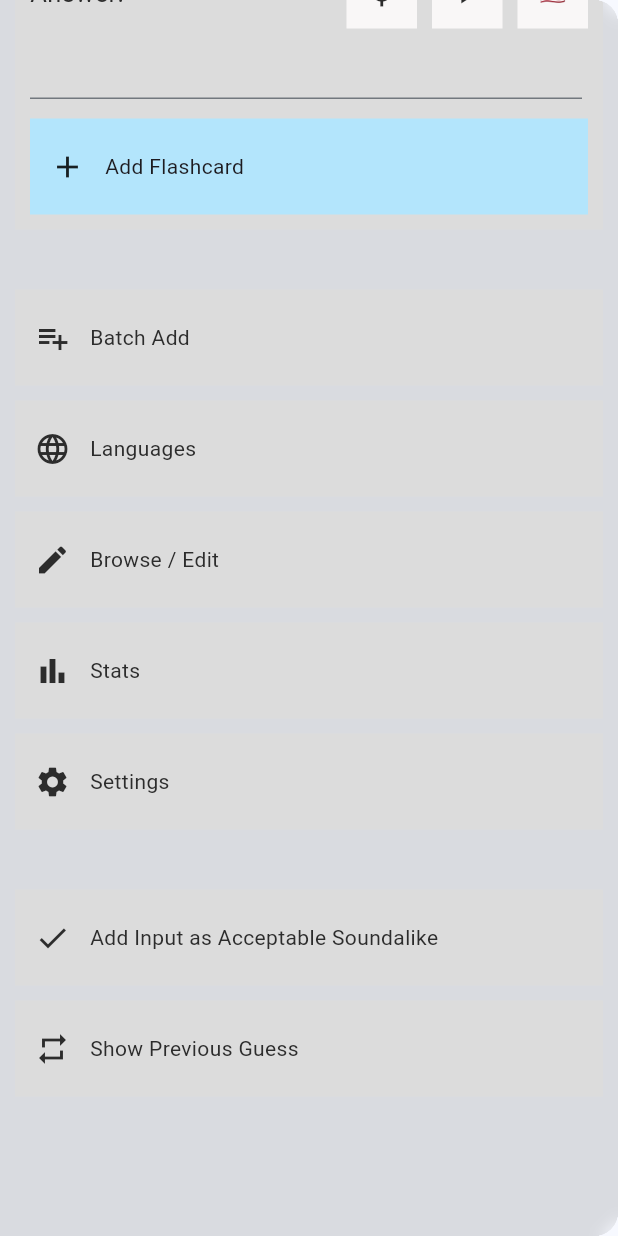
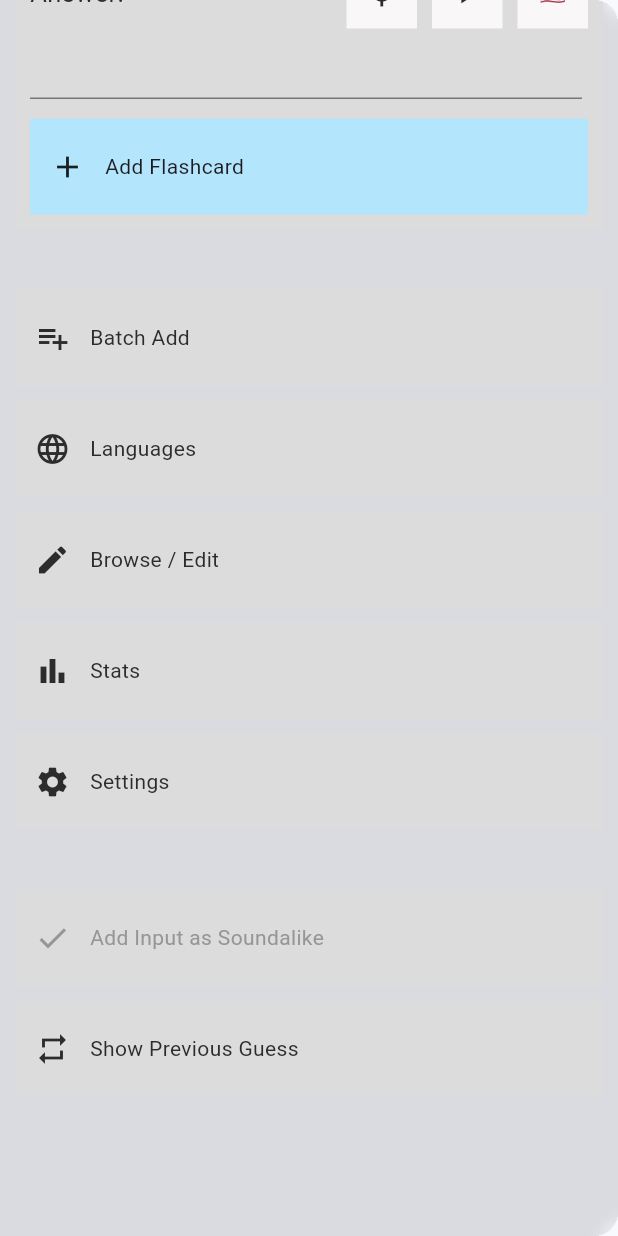
Before and after one commit to davidd647/speaking_flashcards, a Flutter app: the MenuContainer widget shown alone on an empty page, opened directly, scrolled down 344 dp, on a phone screen of 412 x 824 dp. Run offline on Flutter 3.47's test engine with Material 3 defaults, Android fonts, the phone set to English and light mode, and no system bars; our stand-ins replace audioplayers, fl_chart, flutter_tts, fluttertoast, google_fonts, shared_preferences and 2 more; accounts and stored records are empty; Roboto replaces fonts that are missing (Ubuntu).

Commit message:
quick-add answer button now has disabled status

```diff
--- a/lib/menu.dart
+++ b/lib/menu.dart
@@ -58,6 +58,7 @@ class _MenuContainerState extends State<MenuContainer> {
     Color fgColor = const Color.fromARGB(255, 44, 44, 44);
     Color containerColor = const Color.fromARGB(255, 220, 220, 220);
     Color bgColor = const Color.fromARGB(255, 249, 247, 247);
+    Color disabledTextColor = const ui.Color.fromARGB(255, 150, 150, 150); // doesn't change for dark mode...
 
     if ((!providerSettings.darknessMatchesOS && providerSettings.darkMode) ||
         (providerSettings.darknessMatchesOS && providerSettings.systemIsInDarkMode)) {
@@ -428,6 +429,7 @@ class _MenuContainerState extends State<MenuContainer> {
                 child: WideButton(
                   color: containerColor,
                   onTap: () {
+                    if (providerSessionLogic.answerController.text == '') return;
                     providerSessionLogic.addInputAsAnswer();
                     Navigator.pop(context);
                   },
@@ -435,9 +437,33 @@ class _MenuContainerState extends State<MenuContainer> {
                     children: [
                       SizedBox(
                         width: 50,
-                        child: Icon(Icons.check, size: 24, color: fgColor),
+                        child: Icon(
+                          Icons.check,
+                          size: 24,
+                          color: (providerSessionLogic.answerController.text != '') ? fgColor : disabledTextColor,
+                        ),
                       ),
-                      Text('Add Input as Acceptable Soundalike', style: TextStyle(color: fgColor)),
+                      Text(
+                        'Add Input as Soundalike ',
+                        style: TextStyle(
+                          color: (providerSessionLogic.answerController.text != '') ? fgColor : disabledTextColor,
+                        ),
+                      ),
+                      if (providerSessionLogic.answerController.text != '')
+                        Expanded(
+                          child: Padding(
+                            padding: const EdgeInsets.only(right: 16.0),
+                            child: Text(
+                              '(${providerSessionLogic.answerController.text})',
+                              overflow: TextOverflow.ellipsis,
+                              textAlign: TextAlign.end,
+                              style: TextStyle(
+                                color: fgColor,
+                                fontSize: 12,
+                              ),
+                            ),
+                          ),
+                        ),
                     ],
                   ),
                 ),
```
